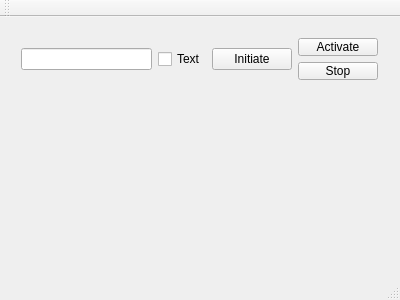
Old version of the form mainwindow.ui in the repository Baldurf/phos_dcs_3.
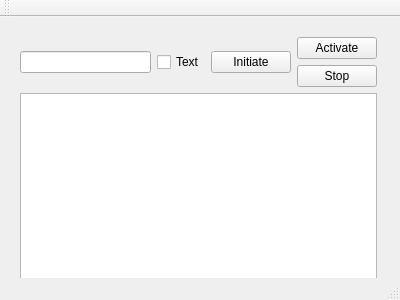
New version of the form.

Commit message: 26.04.13 - TextEdit and ActiveFecList Looking at how to redirect cout to TextEdit. How to build ActiveFecList functionality.

What changed in the file:
```diff
--- a/mainwindow.ui
+++ b/mainwindow.ui
@@ -17,12 +17,14 @@
    <widget class="QWidget" name="">
     <property name="geometry">
      <rect>
-      <x>10</x>
-      <y>10</y>
+      <x>9</x>
+      <y>9</y>
       <width>379</width>
-      <height>64</height>
+      <height>264</height>
      </rect>
     </property>
+    <layout class="QVBoxLayout" name="verticalLayout_2">
+     <item>
     <layout class="QHBoxLayout" name="horizontalLayout">
      <item>
       <widget class="QLineEdit" name="lineEdit"/>
@@ -58,6 +60,11 @@
         </widget>
        </item>
       </layout>
+       </item>
+      </layout>
+     </item>
+     <item>
+      <widget class="QTextEdit" name="textEdit"/>
      </item>
     </layout>
    </widget>
```
Lines whose indentation alone changed are shown as unchanged. The commit also changes 8 other files.
